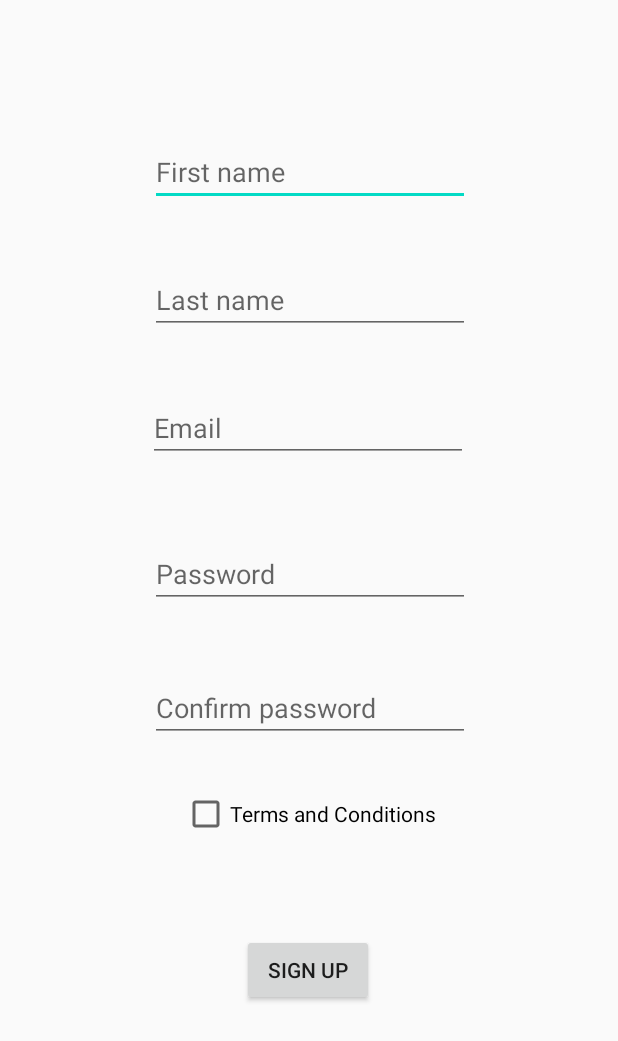
After one commit to andreeaplesa/Proiect-Android, an Android app: the SignUpActivity screen opened directly, with no data from a screen before it, on a phone screen of 412 x 824 dp. The commit adds this screen. Shown: the top 1041 px of the screen. Run offline under Robolectric (Android 15) with nearby library versions, the phone set to English and light mode, and no system bars.

Commit message:
add LogIn&SignUp Activity

```diff
--- a/app/src/main/AndroidManifest.xml
+++ b/app/src/main/AndroidManifest.xml
@@ -9,13 +9,15 @@
         android:roundIcon="@mipmap/ic_launcher_round"
         android:supportsRtl="true"
         android:theme="@style/AppTheme">
-        <activity android:name=".MainActivity">
+        <activity android:name=".SignUpActivity"></activity>
+        <activity android:name=".LogInActivity">
             <intent-filter>
                 <action android:name="android.intent.action.MAIN" />
 
                 <category android:name="android.intent.category.LAUNCHER" />
             </intent-filter>
         </activity>
+        <activity android:name=".MainActivity"></activity>
     </application>
 
 </manifest>
--- /dev/null
+++ b/app/src/main/java/com/example/mymovies/SignUpActivity.java
@@ -0,0 +1,14 @@
+package com.example.mymovies;
+
+import androidx.appcompat.app.AppCompatActivity;
+
+import android.os.Bundle;
+
+public class SignUpActivity extends AppCompatActivity {
+
+    @Override
+    protected void onCreate(Bundle savedInstanceState) {
+        super.onCreate(savedInstanceState);
+        setContentView(R.layout.activity_sign_up);
+    }
+}
--- /dev/null
+++ b/app/src/main/res/layout/activity_sign_up.xml
@@ -0,0 +1,95 @@
+<?xml version="1.0" encoding="utf-8"?>
+<androidx.constraintlayout.widget.ConstraintLayout xmlns:android="http://schemas.android.com/apk/res/android"
+    xmlns:app="http://schemas.android.com/apk/res-auto"
+    xmlns:tools="http://schemas.android.com/tools"
+    android:layout_width="match_parent"
+    android:layout_height="match_parent"
+    tools:context=".SignUpActivity">
+
+    <EditText
+        android:id="@+id/etFirstname"
+        android:layout_width="wrap_content"
+        android:layout_height="wrap_content"
+        android:layout_marginTop="92dp"
+        android:ems="10"
+        android:hint="@string/first_nameSignUp"
+        android:inputType="textPersonName"
+        app:layout_constraintEnd_toEndOf="parent"
+        app:layout_constraintHorizontal_bias="0.502"
+        app:layout_constraintStart_toStartOf="parent"
+        app:layout_constraintTop_toTopOf="parent" />
+
+    <EditText
+        android:id="@+id/etLastname"
+        android:layout_width="wrap_content"
+        android:layout_height="wrap_content"
+        android:layout_marginTop="40dp"
+        android:ems="10"
+        android:hint="@string/last_nameSignUp"
+        android:inputType="textPersonName"
+        app:layout_constraintEnd_toEndOf="parent"
+        app:layout_constraintHorizontal_bias="0.502"
+        app:layout_constraintStart_toStartOf="parent"
+        app:layout_constraintTop_toBottomOf="@+id/etFirstname" />
+
+    <EditText
+        android:id="@+id/etPassword"
+        android:layout_width="wrap_content"
+        android:layout_height="wrap_content"
+        android:layout_marginTop="52dp"
+        android:ems="10"
+        android:hint="@string/passwordSignUp"
+        android:inputType="textPassword"
+        app:layout_constraintEnd_toEndOf="parent"
+        app:layout_constraintHorizontal_bias="0.502"
+        app:layout_constraintStart_toStartOf="parent"
+        app:layout_constraintTop_toBottomOf="@+id/etEmail" />
+
+    <EditText
+        android:id="@+id/etConfirmPassword"
+        android:layout_width="wrap_content"
+        android:layout_height="wrap_content"
+        android:layout_marginTop="44dp"
+        android:ems="10"
+        android:hint="@string/confirm_passwordSignUp"
+        android:inputType="textPassword"
+        app:layout_constraintEnd_toEndOf="parent"
+        app:layout_constraintHorizontal_bias="0.502"
+        app:layout_constraintStart_toStartOf="parent"
+        app:layout_constraintTop_toBottomOf="@+id/etPassword" />
+
+    <EditText
+        android:id="@+id/etEmail"
+        android:layout_width="wrap_content"
+        android:layout_height="wrap_content"
+        android:layout_marginTop="40dp"
+        android:ems="10"
+        android:hint="@string/emailSignUp"
+        android:inputType="textEmailAddress"
+        app:layout_constraintEnd_toEndOf="parent"
+        app:layout_constraintHorizontal_bias="0.497"
+        app:layout_constraintStart_toStartOf="parent"
+        app:layout_constraintTop_toBottomOf="@+id/etLastname" />
+
+    <Button
+        android:id="@+id/btnSignUp"
+        android:layout_width="wrap_content"
+        android:layout_height="wrap_content"
+        android:text="@string/btnSignUp"
+        app:layout_constraintBottom_toBottomOf="parent"
+        app:layout_constraintEnd_toEndOf="parent"
+        app:layout_constraintHorizontal_bias="0.498"
+        app:layout_constraintStart_toStartOf="parent"
+        app:layout_constraintTop_toBottomOf="@+id/chkboxTermsConditions"
+        app:layout_constraintVertical_bias="0.293" />
+
+    <CheckBox
+        android:id="@+id/chkboxTermsConditions"
+        android:layout_width="wrap_content"
+        android:layout_height="wrap_content"
+        android:layout_marginTop="32dp"
+        android:text="@string/terms_and_conditions"
+        app:layout_constraintEnd_toEndOf="parent"
+        app:layout_constraintStart_toStartOf="parent"
+        app:layout_constraintTop_toBottomOf="@+id/etConfirmPassword" />
+</androidx.constraintlayout.widget.ConstraintLayout>
--- a/app/src/main/res/values/strings.xml
+++ b/app/src/main/res/values/strings.xml
@@ -1,3 +1,16 @@
 <resources>
     <string name="app_name">My Movies</string>
+    <string name="emailLogIn">Email</string>
+    <string name="passwordLogIn">Password</string>
+    <string name="btnLogIn">Log in</string>
+    <string name="forgot_passwordLogIn">Forgot password?</string>
+    <string name="orLogIn">Or</string>
+    <string name="welcomeLogIn">Welcome to My Movies</string>
+    <string name="first_nameSignUp">First name</string>
+    <string name="last_nameSignUp">Last name</string>
+    <string name="passwordSignUp">Password</string>
+    <string name="confirm_passwordSignUp">Confirm password</string>
+    <string name="emailSignUp">Email</string>
+    <string name="btnSignUp">Sign up</string>
+    <string name="terms_and_conditions">Terms and Conditions</string>
 </resources>
--- a/app/src/main/res/values/styles.xml
+++ b/app/src/main/res/values/styles.xml
@@ -1,6 +1,6 @@
 <resources>
     <!-- Base application theme. -->
-    <style name="AppTheme" parent="Theme.AppCompat.Light.DarkActionBar">
+    <style name="AppTheme" parent="Theme.AppCompat.Light.NoActionBar">
         <!-- Customize your theme here. -->
         <item name="colorPrimary">@color/colorPrimary</item>
         <item name="colorPrimaryDark">@color/colorPrimaryDark</item>
```
Also changed, not shown: app/src/main/java/com/example/mymovies/LogInActivity.java (added, +15 -0 lines), app/src/main/java/com/example/mymovies/User.java (added, +43 -0 lines), app/src/main/res/layout/activity_log_in.xml (added, +90 -0 lines).
